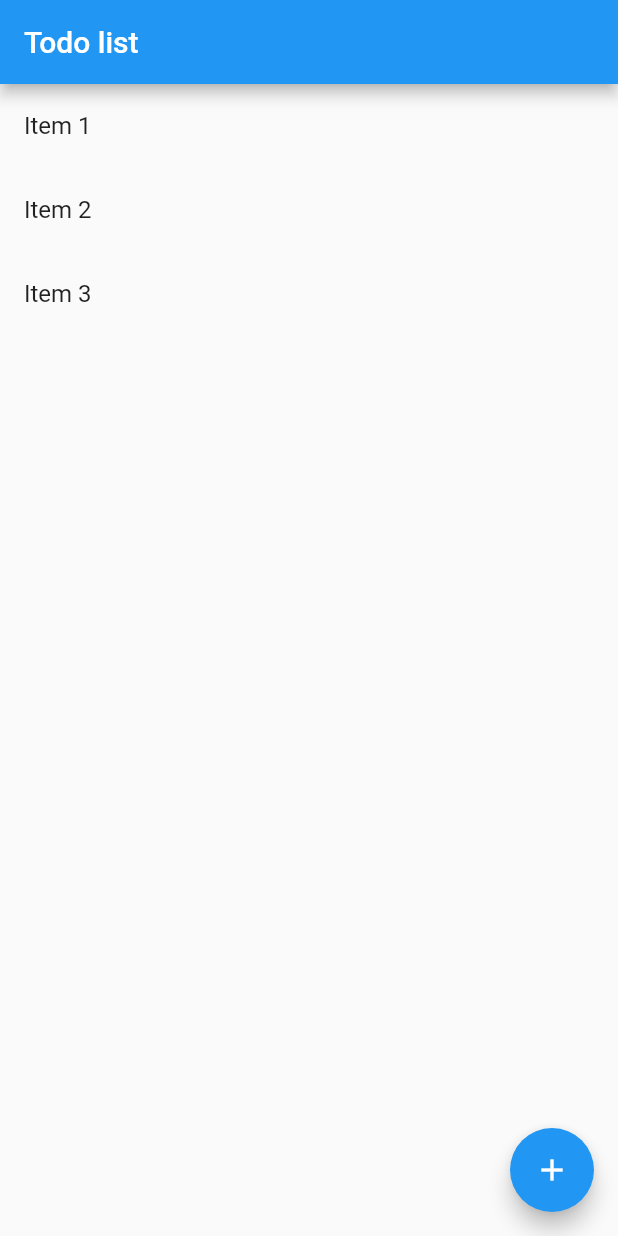
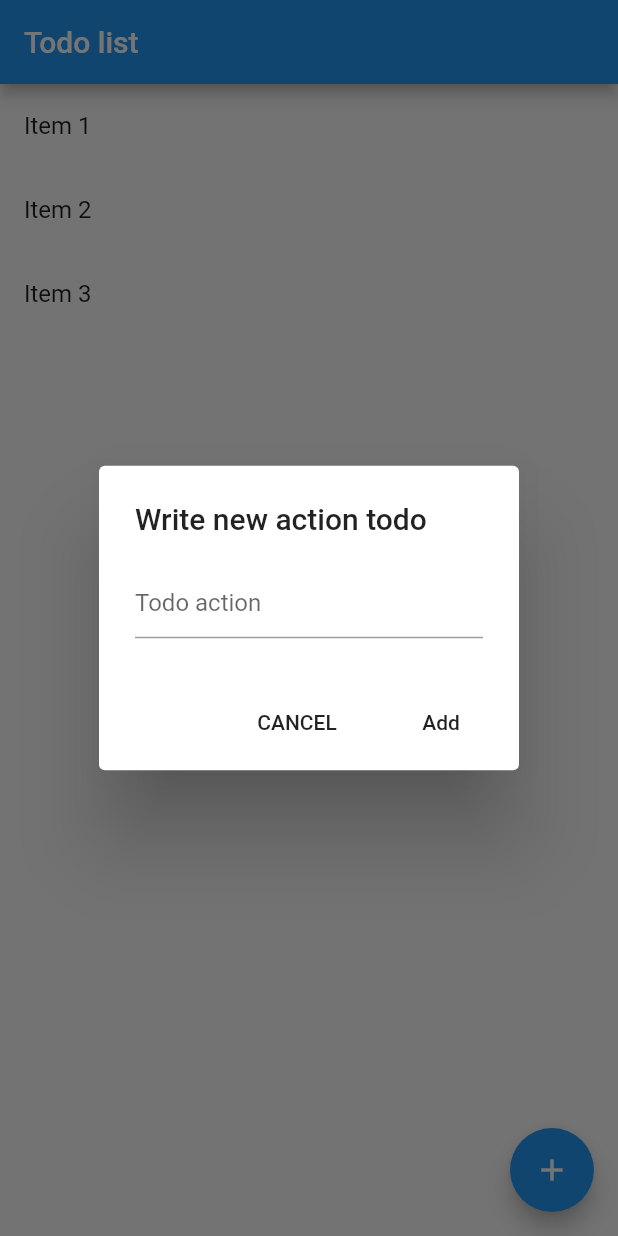
Before and after one commit to snb4crazy/Ciklum-Flutter-Development-Course, a Flutter app: the screen it shows after launch, after a tap on the "add" icon, on a phone screen of 412 x 824 dp. Run offline on Flutter 3.47's test engine with Material 2 defaults, Android fonts, the phone set to English and light mode, and no system bars.

Commit message:
Lecture #2: Add New Item

```diff
--- a/lib/CiklumCourse/Homework2/hw2.dart
+++ b/lib/CiklumCourse/Homework2/hw2.dart
@@ -24,6 +24,41 @@ class TodoListState extends State<TodoList> {
           tooltip: 'Add',
           child: Icon(Icons.add),
         )
+    );
+  }
+
+  _addNewItem(BuildContext context) {
+    showDialog(
+        context: context,
+        builder: (context) {
+          return AlertDialog(
+            title: Text('Write new action todo'),
+            content: TextField(
+              controller: _textFieldController,
+              decoration: InputDecoration(hintText: 'Todo action'),
+            ),
+            actions: <Widget>[
+              FlatButton(
+                child: Text('CANCEL'),
+                onPressed: () {
+                  Navigator.of(context).pop();
+                },
+              ),
+              FlatButton(
+                child: Text('Add'),
+                onPressed: () {
+                  setState(() {
+                    if (_textFieldController.text.length > 0) {
+                      items.add(_textFieldController.text);
+                      _textFieldController.clear();
+                    }
+                  });
+                  Navigator.of(context).pop();
+                },
+              )
+            ],
+          );
+        }
     );
   }
 
@@ -58,3 +93,5 @@ class Todo {
     return this._description;
   }
 }
+
+TextEditingController _textFieldController = TextEditingController();
```
